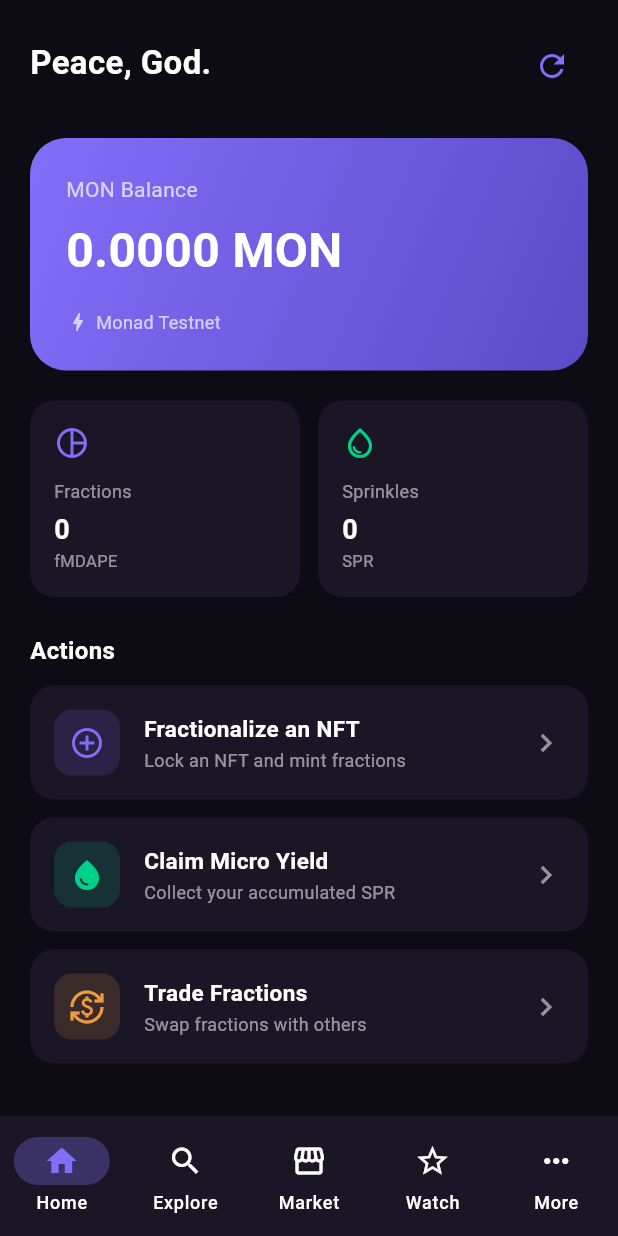
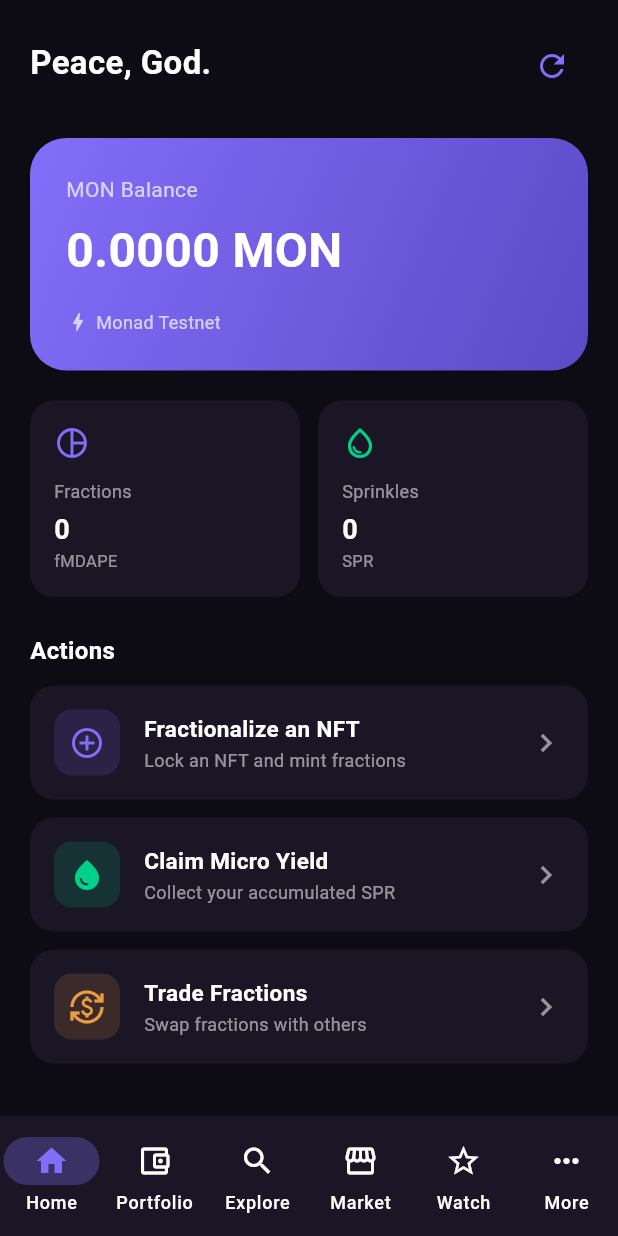
Before and after one commit to NexsisNelson/Aeroreal, a Flutter app: the screen it shows after launch, after a tap on the "refresh" icon, on a phone screen of 412 x 824 dp. Run offline on Flutter 3.47's test engine with Material 3 defaults, Android fonts, the phone set to English and light mode, and no system bars; our stand-ins replace fl_chart, flutter_dotenv, shared_preferences; missing offline and left inert: privy_flutter, wallet, web3dart; network calls fail.

Commit message:
Add portfolio dashboard

```diff
--- a/aeroreal_app/lib/screens/main_shell.dart
+++ b/aeroreal_app/lib/screens/main_shell.dart
@@ -6,6 +6,7 @@ import 'explore_screen.dart';
 import 'home_screen.dart';
 import 'more_screen.dart';
 import 'nft_marketplace_screen.dart';
+import 'portfolio_screen.dart';
 import 'watchlist_screen.dart';
 
 class MainShell extends StatefulWidget {
@@ -20,6 +21,7 @@ class _MainShellState extends State<MainShell> {
 
   final List<Widget> _screens = const [
     HomeScreen(),
+    PortfolioScreen(),
     ExploreScreen(),
     NftMarketplaceScreen(),
     WatchlistScreen(),
@@ -41,6 +43,14 @@ class _MainShellState extends State<MainShell> {
             icon: Icon(Icons.home_outlined),
             selectedIcon: Icon(Icons.home, color: Color(0xFF836EF9)),
             label: 'Home',
+          ),
+          NavigationDestination(
+            icon: Icon(Icons.account_balance_wallet_outlined),
+            selectedIcon: Icon(
+              Icons.account_balance_wallet,
+              color: Color(0xFF836EF9),
+            ),
+            label: 'Portfolio',
           ),
           NavigationDestination(
             icon: Icon(Icons.search_outlined),
--- /dev/null
+++ b/aeroreal_app/lib/screens/portfolio_screen.dart
@@ -0,0 +1,379 @@
+import 'package:fl_chart/fl_chart.dart';
+import 'package:flutter/material.dart';
+import 'package:provider/provider.dart';
+
+import '../services/contract_service.dart';
+import '../services/portfolio_service.dart';
+import '../services/privy_service.dart';
+import '../services/rwa_service.dart';
+import '../services/wallet_service.dart';
+
+class PortfolioScreen extends StatefulWidget {
+  const PortfolioScreen({super.key});
+
+  @override
+  State<PortfolioScreen> createState() => _PortfolioScreenState();
+}
+
+class _PortfolioScreenState extends State<PortfolioScreen> {
+  final _portfolio = PortfolioService();
+  final _rwa = RwaService();
+  Map<String, dynamic> _costBasis = {};
+  Map<String, double> _prices = {};
+  List<Map<String, dynamic>> _snapshots = [];
+  BigInt _mon = BigInt.zero;
+  BigInt _fractions = BigInt.zero;
+  BigInt _sprinkle = BigInt.zero;
+  BigInt _gold = BigInt.zero;
+  double _value = 0;
+  double _cost = 0;
+  bool _loading = true;
+  String? _error;
+
+  @override
+  void initState() {
+    super.initState();
+    _load();
+  }
+
+  Future<void> _load() async {
+    setState(() {
+      _loading = true;
+      _error = null;
+    });
+    try {
+      final privy = context.read<PrivyService>();
+      final address = privy.walletAddress;
+      if (address == null) {
+        setState(() => _loading = false);
+        return;
+      }
+      final contracts = context.read<ContractService>();
+      final results = await Future.wait([
+        context.read<WalletService>().getMonBalance(ownerAddress: address),
+        contracts.getFractionBalance(address),
+        contracts.getSprinkleBalance(address),
+        contracts.getGoldFractionBalance(address),
+      ]);
+      final basis = await _portfolio.getCostBasis();
+      final prices = <String, double>{};
+      for (final entry in basis.entries) {
+        final quote = await _rwa.getQuote(entry.key);
+        if (quote['price_usd'] is num) {
+          prices[entry.key] = (quote['price_usd'] as num).toDouble();
+        }
+      }
+      var value = 0.0;
+      var cost = 0.0;
+      for (final entry in basis.entries) {
+        final data = entry.value as Map<String, dynamic>;
+        final amount = (data['total_amount'] as num).toDouble();
+        final entryCost = (data['total_cost_usd'] as num).toDouble();
+        value += amount * (prices[entry.key] ?? 0);
+        cost += entryCost;
+      }
+      await _portfolio.recordSnapshot(value);
+      final snapshots = await _portfolio.getSnapshots();
+      if (!mounted) return;
+      setState(() {
+        _mon = results[0];
+        _fractions = results[1];
+        _sprinkle = results[2];
+        _gold = results[3];
+        _costBasis = basis;
+        _prices = prices;
+        _value = value;
+        _cost = cost;
+        _snapshots = snapshots;
+        _loading = false;
+      });
+    } catch (error) {
+      if (!mounted) return;
+      setState(() {
+        _error = 'Failed to load portfolio: $error';
+        _loading = false;
+      });
+    }
+  }
+
+  @override
+  Widget build(BuildContext context) {
+    final pnl = _value - _cost;
+    final pnlPercent = _cost > 0 ? pnl / _cost * 100 : 0.0;
+    final positive = pnl >= 0;
+    return Scaffold(
+      appBar: AppBar(
+        title: const Text('Portfolio'),
+        actions: [
+          IconButton(onPressed: _load, icon: const Icon(Icons.refresh)),
+        ],
+      ),
+      body: _loading
+          ? const Center(child: CircularProgressIndicator())
+          : RefreshIndicator(
+              onRefresh: _load,
+              color: const Color(0xFF836EF9),
+              child: ListView(
+                padding: const EdgeInsets.all(20),
+                children: [
+                  _summaryCard(pnl, pnlPercent, positive),
+                  const SizedBox(height: 20),
+                  _sectionTitle('Allocation'),
+                  _allocationChart(),
+                  const SizedBox(height: 20),
+                  _sectionTitle('Performance'),
+                  _performanceChart(),
+                  const SizedBox(height: 20),
+                  _sectionTitle('Your Holdings'),
+                  if (_costBasis.isEmpty)
+                    _emptyCard(
+                      'No holdings yet. Buy an asset to start tracking PnL.',
+                    )
+                  else
+                    ..._costBasis.entries.map(_holdingCard),
+                  const SizedBox(height: 20),
+                  _sectionTitle('Chain Balances'),
+                  _balanceRow('MON (gas)', _mon),
+                  _balanceRow('fMDAPE (fractions)', _fractions),
+                  _balanceRow('SPR (rewards)', _sprinkle),
+                  _balanceRow('fGOLD (gold fractions)', _gold),
+                  if (_error != null) ...[
+                    const SizedBox(height: 16),
+                    Text(
+                      _error!,
+                      style: const TextStyle(color: Colors.redAccent),
+                    ),
+                  ],
+                ],
+              ),
+            ),
+    );
+  }
+
+  Widget _summaryCard(double pnl, double percent, bool positive) {
+    return Container(
+      padding: const EdgeInsets.all(24),
+      decoration: BoxDecoration(
+        color: const Color(0xFF243B39),
+        borderRadius: BorderRadius.circular(20),
+        border: Border.all(
+          color: const Color(0xFF00D18A).withValues(alpha: 0.35),
+        ),
+      ),
+      child: Column(
+        crossAxisAlignment: CrossAxisAlignment.start,
+        children: [
+          const Text(
+            'Total Portfolio Value',
+            style: TextStyle(color: Colors.white70),
+          ),
+          const SizedBox(height: 8),
+          Text(
+            _money(_value),
+            style: const TextStyle(fontSize: 36, fontWeight: FontWeight.bold),
+          ),
+          const SizedBox(height: 10),
+          Text(
+            '${positive ? '+' : ''}${_money(pnl)} (${percent.toStringAsFixed(2)}%) all time',
+            style: TextStyle(
+              color: positive ? const Color(0xFF00D18A) : Colors.redAccent,
+            ),
+          ),
+        ],
+      ),
+    );
+  }
+
+  Widget _allocationChart() {
+    final values = [
+      _mon.toDouble(),
+      _fractions.toDouble(),
+      _sprinkle.toDouble(),
+    ];
+    final total = values.fold<double>(0, (sum, value) => sum + value);
+    if (total == 0) return _emptyCard('No balance allocation available yet.');
+    return SizedBox(
+      height: 180,
+      child: Row(
+        children: [
+          Expanded(
+            child: PieChart(
+              PieChartData(
+                sectionsSpace: 3,
+                centerSpaceRadius: 34,
+                sections: [
+                  _pie(values[0], const Color(0xFF836EF9)),
+                  _pie(values[1], const Color(0xFF00D18A)),
+                  _pie(values[2], const Color(0xFFED9B40)),
+                ],
+              ),
+            ),
+          ),
+          const Column(
+            mainAxisAlignment: MainAxisAlignment.center,
+            children: [
+              _Legend(color: Color(0xFF836EF9), label: 'MON'),
+              _Legend(color: Color(0xFF00D18A), label: 'Fractions'),
+              _Legend(color: Color(0xFFED9B40), label: 'Rewards'),
+            ],
+          ),
+        ],
+      ),
+    );
+  }
+
+  PieChartSectionData _pie(double value, Color color) {
+    return PieChartSectionData(
+      value: value,
+      color: color,
+      radius: 48,
+      showTitle: false,
+    );
+  }
+
+  Widget _performanceChart() {
+    final values = _snapshots
+        .map((item) => (item['value'] as num).toDouble())
+        .toList();
+    if (values.length < 2) {
+      return _emptyCard(
+        'Performance history will appear after more portfolio refreshes.',
+      );
+    }
+    return SizedBox(
+      height: 160,
+      child: LineChart(
+        LineChartData(
+          gridData: const FlGridData(show: false),
+          titlesData: const FlTitlesData(show: false),
+          borderData: FlBorderData(show: false),
+          lineBarsData: [
+            LineChartBarData(
+              spots: values
+                  .asMap()
+                  .entries
+                  .map((entry) => FlSpot(entry.key.toDouble(), entry.value))
+                  .toList(),
+              color: const Color(0xFF00D18A),
+              barWidth: 2,
+              dotData: const FlDotData(show: false),
+              belowBarData: BarAreaData(
+                show: true,
+                color: const Color(0xFF00D18A).withValues(alpha: 0.12),
+              ),
+            ),
+          ],
+        ),
+      ),
+    );
+  }
+
+  Widget _holdingCard(MapEntry<String, dynamic> entry) {
+    final data = entry.value as Map<String, dynamic>;
+    final amount = (data['total_amount'] as num).toDouble();
+    final cost = (data['total_cost_usd'] as num).toDouble();
+    final price = _prices[entry.key] ?? 0;
+    final current = amount * price;
+    final pnl = current - cost;
+    return Container(
+      margin: const EdgeInsets.only(bottom: 10),
+      padding: const EdgeInsets.all(16),
+      decoration: BoxDecoration(
+        color: const Color(0xFF1A1625),
+        borderRadius: BorderRadius.circular(14),
+      ),
+      child: Row(
+        mainAxisAlignment: MainAxisAlignment.spaceBetween,
+        children: [
+          Column(
+            crossAxisAlignment: CrossAxisAlignment.start,
+            children: [
+              Text(
+                data['name'] ?? entry.key,
+                style: const TextStyle(fontWeight: FontWeight.bold),
+              ),
+              Text(
+                '${data['symbol'] ?? ''} · ${amount.toStringAsFixed(4)}',
+                style: const TextStyle(color: Colors.white54, fontSize: 12),
+              ),
+            ],
+          ),
+          Column(
+            crossAxisAlignment: CrossAxisAlignment.end,
+            children: [
+              Text(
+                _money(current),
+                style: const TextStyle(fontWeight: FontWeight.bold),
+              ),
+              Text(
+                '${pnl >= 0 ? '+' : ''}${_money(pnl)}',
+                style: TextStyle(
+                  color: pnl >= 0 ? const Color(0xFF00D18A) : Colors.redAccent,
+                  fontSize: 12,
+                ),
+              ),
+            ],
+          ),
+        ],
+      ),
+    );
+  }
+
+  Widget _balanceRow(String label, BigInt value) {
+    final contracts = context.read<ContractService>();
+    return Padding(
+      padding: const EdgeInsets.symmetric(vertical: 5),
+      child: Row(
+        mainAxisAlignment: MainAxisAlignment.spaceBetween,
+        children: [
+          Text(
+            label,
+            style: const TextStyle(color: Colors.white54, fontSize: 13),
+          ),
+          Text(
+            contracts.formatToken(value),
+            style: const TextStyle(fontWeight: FontWeight.w600),
+          ),
+        ],
+      ),
+    );
+  }
+
+  Widget _sectionTitle(String text) => Padding(
+    padding: const EdgeInsets.only(bottom: 10),
+    child: Text(
+      text,
+      style: const TextStyle(fontSize: 16, fontWeight: FontWeight.bold),
+    ),
+  );
+
+  Widget _emptyCard(String text) => Container(
+    padding: const EdgeInsets.all(16),
+    decoration: BoxDecoration(
+      color: const Color(0xFF1A1625),
+      borderRadius: BorderRadius.circular(14),
+    ),
+    child: Text(text, style: const TextStyle(color: Colors.white54)),
+  );
+
+  String _money(double value) => '\$${value.toStringAsFixed(2)}';
+}
+
+class _Legend extends StatelessWidget {
+  final Color color;
+  final String label;
+
+  const _Legend({required this.color, required this.label});
+
+  @override
+  Widget build(BuildContext context) => Padding(
+    padding: const EdgeInsets.symmetric(vertical: 4),
+    child: Row(
+      children: [
+        Container(width: 10, height: 10, color: color),
+        const SizedBox(width: 8),
+        Text(label, style: const TextStyle(fontSize: 12)),
+      ],
+    ),
+  );
+}
```
Also changed, not shown: aeroreal_app/lib/screens/nft_marketplace_screen.dart (+8 -0 lines), aeroreal_app/lib/services/contract_service.dart (+19 -0 lines), aeroreal_app/lib/services/portfolio_service.dart (added, +76 -0 lines).
